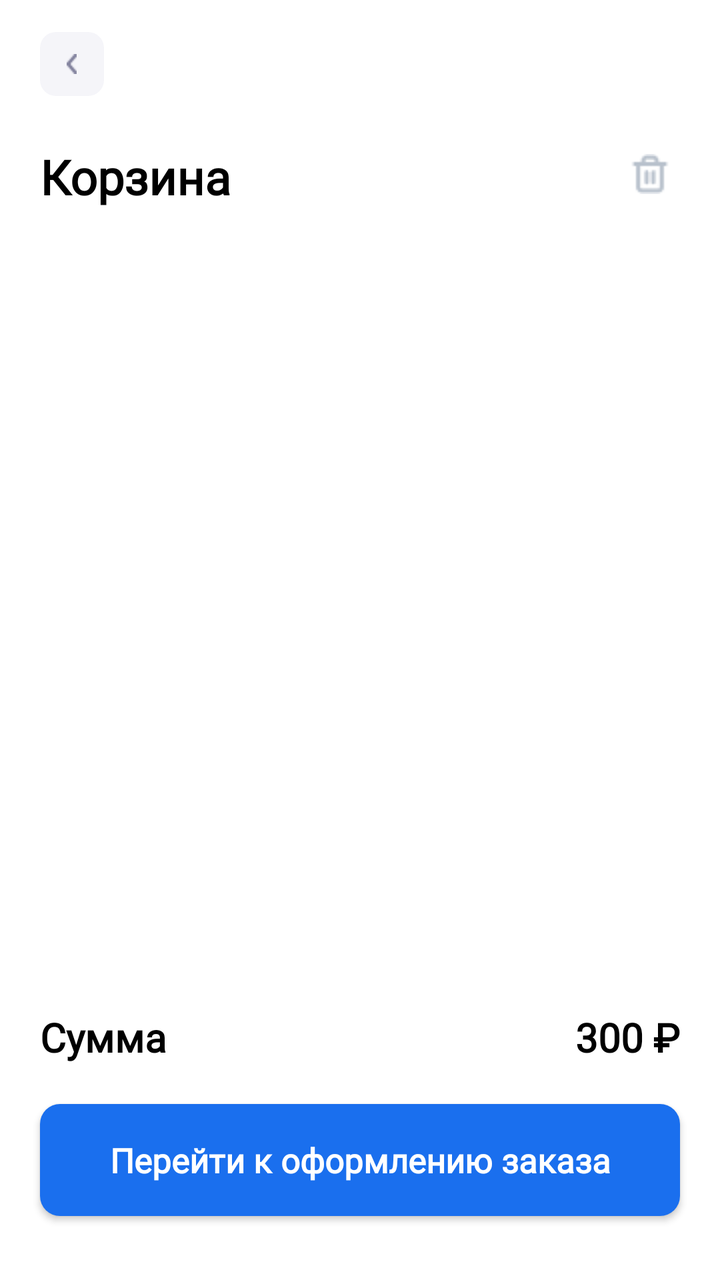
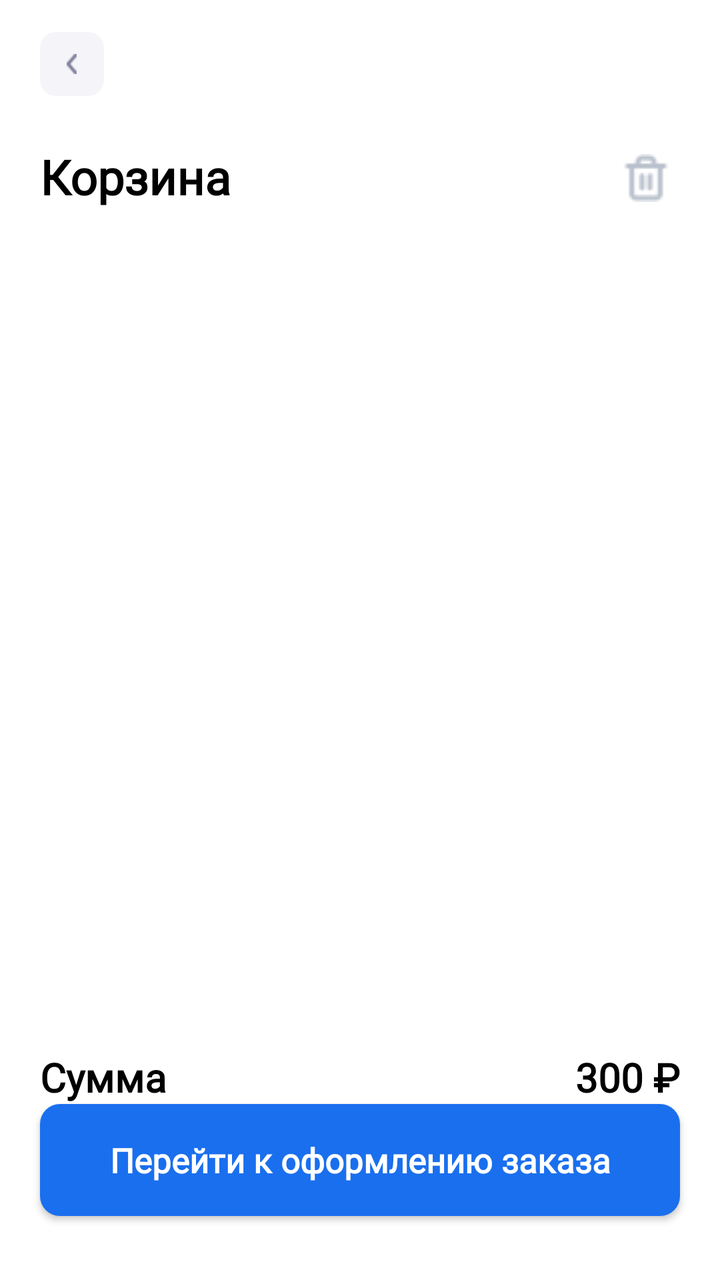

Screens rendered from an Android XML layout before and after an edit, with the pre-edit source and the edit as a unified diff.
<!-- AndroidManifest.xml: application theme Theme.Notification_Klimov -->
<!-- res/layout/activity_basket.xml -->
<?xml version="1.0" encoding="utf-8"?>
<androidx.constraintlayout.widget.ConstraintLayout xmlns:android="http://schemas.android.com/apk/res/android"
    xmlns:app="http://schemas.android.com/apk/res-auto"
    xmlns:tools="http://schemas.android.com/tools"
    android:id="@+id/main"
    android:layout_width="match_parent"
    android:layout_height="match_parent"
    android:background="@color/white"
    tools:context=".presentations.BasketActivity">

    <LinearLayout
        android:id="@+id/linearLayout"
        android:layout_width="32dp"
        android:layout_height="32dp"
        android:layout_marginLeft="20dp"
        android:layout_marginTop="16dp"
        android:background="@drawable/bth_back"
        app:layout_constraintStart_toStartOf="parent"
        app:layout_constraintTop_toTopOf="parent" />

    <LinearLayout
        android:id="@+id/linearLayout2"
        android:layout_width="match_parent"
        android:layout_height="wrap_content"
        android:layout_marginLeft="20dp"
        android:layout_marginTop="24dp"
        android:layout_marginRight="20dp"
        app:layout_constraintEnd_toEndOf="parent"
        app:layout_constraintStart_toStartOf="parent"
        app:layout_constraintTop_toBottomOf="@id/linearLayout">

        <TextView
            android:layout_width="match_parent"
            android:layout_height="wrap_content"
            android:layout_weight="1"
            android:fontFamily="@font/roboto"
            android:text="Корзина"
            android:textColor="@color/black"
            android:textSize="24sp"
            android:textStyle="bold"/>

        <ImageView
            android:id="@+id/btnBasketDelete"
            android:layout_width="20dp"
            android:layout_height="20dp"
            android:layout_margin="5dp"
            android:src="@drawable/ic_trash"/>

    </LinearLayout>

    <ScrollView
        android:id="@+id/scrollView2"
        android:layout_width="match_parent"
        android:layout_height="0dp"
        android:layout_marginLeft="20dp"
        android:layout_marginTop="32dp"
        android:layout_marginRight="20dp"
        app:layout_constraintBottom_toTopOf="@+id/llAllSum"
        app:layout_constraintEnd_toEndOf="parent"
        app:layout_constraintStart_toStartOf="parent"
        app:layout_constraintTop_toBottomOf="@+id/linearLayout2">

        <LinearLayout
            android:id="@+id/llItems"
            android:layout_width="match_parent"
            android:layout_height="wrap_content"
            android:orientation="vertical">

        </LinearLayout>

    </ScrollView>

    <LinearLayout
        android:id="@+id/llAllSum"
        android:layout_width="match_parent"
        android:layout_height="wrap_content"
        android:layout_margin="20dp"
        app:layout_constraintBottom_toTopOf="@+id/btnOrderCreate"
        app:layout_constraintEnd_toEndOf="parent"
        app:layout_constraintStart_toStartOf="parent">

        <TextView
            android:layout_width="match_parent"
            android:layout_height="wrap_content"
            android:layout_weight="1"
            android:fontFamily="@font/roboto"
            android:text="Сумма"
            android:textColor="@color/black"
            android:textSize="20sp"
            android:textStyle="bold" />

        <TextView
            android:id="@+id/tvAllSum"
            android:layout_width="match_parent"
            android:layout_height="wrap_content"
            android:layout_weight="1"
            android:fontFamily="@font/roboto"
            android:text="300 ₽"
            android:textAlignment="textEnd"
            android:textColor="@color/black"
            android:textSize="20sp"
            android:textStyle="bold" />

    </LinearLayout>

    <androidx.appcompat.widget.AppCompatButton
        android:id="@+id/btnOrderCreate"
        android:layout_width="match_parent"
        android:layout_height="56dp"
        android:background="@drawable/bth_primary"
        android:fontFamily="@font/roboto"
        android:text="Перейти к оформлению заказа"
        android:textAllCaps="false"
        android:textColor="@color/white"
        android:textFontWeight="600"
        android:textSize="17sp"
        android:layout_marginLeft="20dp"
        android:layout_marginRight="20dp"
        android:layout_marginBottom="32dp"
        app:layout_constraintBottom_toBottomOf="parent"
        app:layout_constraintEnd_toEndOf="parent"
        app:layout_constraintStart_toStartOf="parent" />

</androidx.constraintlayout.widget.ConstraintLayout>
<!-- resources referenced by this layout -->
<resources>
  <color name="black">#FF000000</color>
  <color name="white">#FFFFFFFF</color>
  <!-- drawable bth_back (drawable) -->
  <?xml version="1.0" encoding="utf-8"?>
  <layer-list xmlns:android="http://schemas.android.com/apk/res/android">
      <item>
          <shape>
              <solid android:color="#F5F5F9"/>
              <corners android:radius="8dp"/>
          </shape>
      </item>
      <item
          android:drawable="@drawable/ic_back"
          android:width="5dp"
          android:height="10dp"
          android:gravity="center"/>
  </layer-list>
  <!-- drawable bth_primary (drawable) -->
  <?xml version="1.0" encoding="utf-8"?>
  <shape xmlns:android="http://schemas.android.com/apk/res/android">
      <solid android:color="#1A6FEE"/>
      <corners android:radius="10dp"/>
  </shape>
  <!-- drawable ic_trash: png bitmap (drawable, 501 bytes) -->
  <style name="Theme.Notification_Klimov" parent="Base.Theme.Notification_Klimov" />
  <!-- drawable ic_back: png bitmap (drawable, 248 bytes) -->
  <style name="Base.Theme.Notification_Klimov" parent="Theme.Material3.DayNight.NoActionBar">
          
          
      </style>
</resources>

<!-- the commit's change to res/layout/activity_basket.xml (unified diff, before → after) -->
@@ -15,12 +15,14 @@
         android:layout_marginLeft="20dp"
         android:layout_marginTop="16dp"
         android:background="@drawable/bth_back"
+        android:clickable="true"
+        android:focusable="true"
         app:layout_constraintStart_toStartOf="parent"
         app:layout_constraintTop_toTopOf="parent" />
 
     <LinearLayout
         android:id="@+id/linearLayout2"
-        android:layout_width="match_parent"
+        android:layout_width="0dp"
         android:layout_height="wrap_content"
         android:layout_marginLeft="20dp"
         android:layout_marginTop="24dp"
@@ -30,7 +32,7 @@
         app:layout_constraintTop_toBottomOf="@id/linearLayout">
 
         <TextView
-            android:layout_width="match_parent"
+            android:layout_width="0dp"
             android:layout_height="wrap_content"
             android:layout_weight="1"
             android:fontFamily="@font/roboto"
@@ -41,20 +43,23 @@
 
         <ImageView
             android:id="@+id/btnBasketDelete"
-            android:layout_width="20dp"
-            android:layout_height="20dp"
+            android:layout_width="24dp"
+            android:layout_height="24dp"
             android:layout_margin="5dp"
+            android:clickable="true"
+            android:focusable="true"
             android:src="@drawable/ic_trash"/>
 
     </LinearLayout>
 
     <ScrollView
         android:id="@+id/scrollView2"
-        android:layout_width="match_parent"
+        android:layout_width="0dp"
         android:layout_height="0dp"
         android:layout_marginLeft="20dp"
         android:layout_marginTop="32dp"
         android:layout_marginRight="20dp"
+        android:fillViewport="true"
         app:layout_constraintBottom_toTopOf="@+id/llAllSum"
         app:layout_constraintEnd_toEndOf="parent"
         app:layout_constraintStart_toStartOf="parent"
@@ -72,15 +77,17 @@
 
     <LinearLayout
         android:id="@+id/llAllSum"
-        android:layout_width="match_parent"
+        android:layout_width="0dp"
         android:layout_height="wrap_content"
-        android:layout_margin="20dp"
+        android:layout_marginLeft="20dp"
+        android:layout_marginRight="20dp"
+        android:layout_marginTop="16dp"
         app:layout_constraintBottom_toTopOf="@+id/btnOrderCreate"
         app:layout_constraintEnd_toEndOf="parent"
         app:layout_constraintStart_toStartOf="parent">
 
         <TextView
-            android:layout_width="match_parent"
+            android:layout_width="0dp"
             android:layout_height="wrap_content"
             android:layout_weight="1"
             android:fontFamily="@font/roboto"
@@ -91,7 +98,7 @@
 
         <TextView
             android:id="@+id/tvAllSum"
-            android:layout_width="match_parent"
+            android:layout_width="0dp"
             android:layout_height="wrap_content"
             android:layout_weight="1"
             android:fontFamily="@font/roboto"
@@ -105,7 +112,7 @@
 
     <androidx.appcompat.widget.AppCompatButton
         android:id="@+id/btnOrderCreate"
-        android:layout_width="match_parent"
+        android:layout_width="0dp"
         android:layout_height="56dp"
         android:background="@drawable/bth_primary"
         android:fontFamily="@font/roboto"
@@ -117,6 +124,7 @@
         android:layout_marginLeft="20dp"
         android:layout_marginRight="20dp"
         android:layout_marginBottom="32dp"
+        android:elevation="4dp"
         app:layout_constraintBottom_toBottomOf="parent"
         app:layout_constraintEnd_toEndOf="parent"
         app:layout_constraintStart_toStartOf="parent" />
